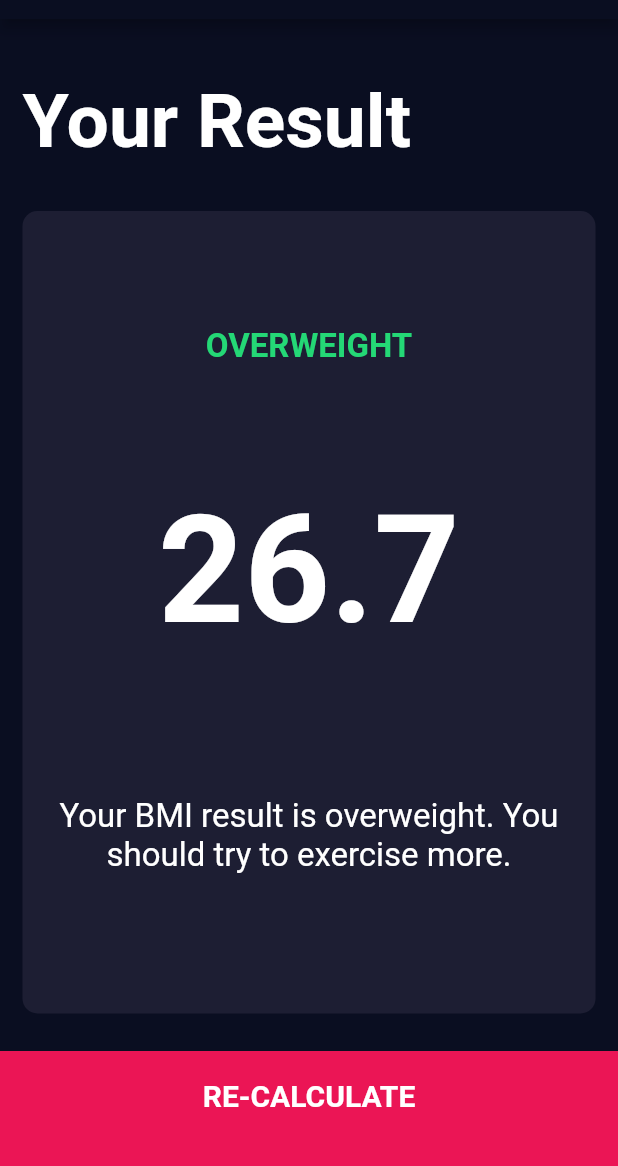
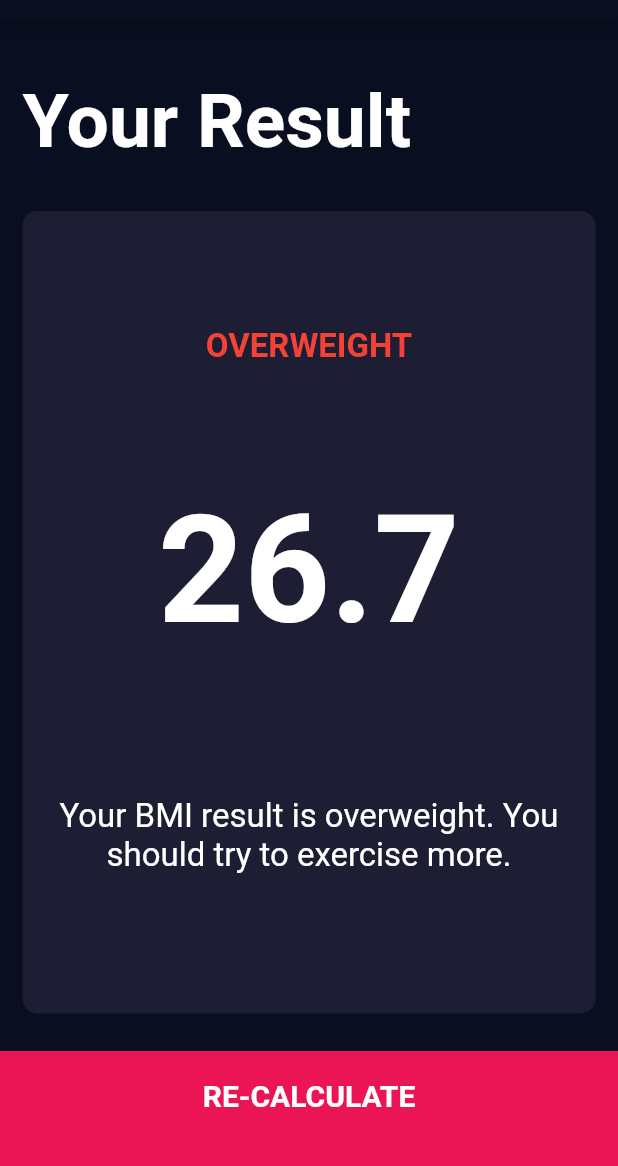
Before and after one commit to nickname8888/BMI_Calculator, a Flutter app: the screen it shows after launch, after a tap on "CALCULATE", on a phone screen of 412 x 824 dp, the part 65-1231 px from its top. Run offline on Flutter 3.47's test engine with Material 2 defaults, Android fonts, the light colour scheme and no system bars; our stand-ins replace font_awesome_flutter.

Commit message:
added different colours to the return message. Feels better this way.

```diff
--- a/lib/calculator_brain.dart
+++ b/lib/calculator_brain.dart
@@ -1,4 +1,6 @@
 import 'dart:math';
+
+import 'package:flutter/material.dart';
 
 class CalculatorBrain {
   CalculatorBrain({required this.weight, required this.height});
@@ -6,6 +8,7 @@ class CalculatorBrain {
   final int weight;
 
   late double _bmi;
+  late Color _color;
 
   String calcBmi() {
     _bmi = weight / pow((height * 0.01), 2);
@@ -24,6 +27,18 @@ class CalculatorBrain {
     }
   }
 
+  Color getColour() {
+    if (_bmi > 25) {
+      return _color = Colors.red;
+    } else {
+      if (_bmi >= 18.5) {
+        return _color = Colors.green;
+      } else {
+        return _color = Colors.orange;
+      }
+    }
+  }
+
   String getInterpretation() {
     if (_bmi > 25) {
       return 'Your BMI result is overweight. You should try to exercise more.';
--- a/lib/screens/input_page.dart
+++ b/lib/screens/input_page.dart
@@ -237,9 +237,11 @@ class _InputPageState extends State<InputPage> {
                     context,
                     MaterialPageRoute(
                         builder: (context) => ResultsPage(
-                            bmiResult: calc.calcBmi(),
-                            resultText: calc.getResult(),
-                            resultInterpretation: calc.getInterpretation())));
+                              bmiResult: calc.calcBmi(),
+                              resultText: calc.getResult(),
+                              resultInterpretation: calc.getInterpretation(),
+                              bmiResultColor: calc.getColour(),
+                            )));
               },
               child: BottomButton(
                 title: 'CALCULATE',
--- a/lib/screens/results_page.dart
+++ b/lib/screens/results_page.dart
@@ -9,11 +9,13 @@ class ResultsPage extends StatelessWidget {
   ResultsPage(
       {required this.bmiResult,
       required this.resultText,
-      required this.resultInterpretation});
+      required this.resultInterpretation,
+      required this.bmiResultColor});
 
   final String bmiResult;
   final String resultText;
   final String resultInterpretation;
+  final Color bmiResultColor;
 
   @override
   Widget build(BuildContext context) {
@@ -51,7 +53,7 @@ class ResultsPage extends StatelessWidget {
                     style: TextStyle(
                       fontSize: 22.0,
                       fontWeight: FontWeight.bold,
-                      color: Color(0xFF24D876),
+                      color: bmiResultColor,
                     ),
                   ),
                   Text(
```
